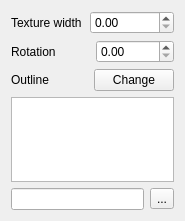
Before: the Qt Designer form src/ui/symbollayer/widget_svgfill.ui in qgis/QGIS, drawn with Qt 5.
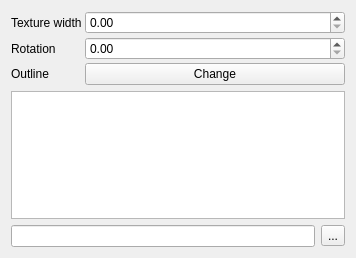
After: the same form once the commit is applied.

Commit message: Set all symbol ui to use form layout rather then custom grid layout for each one.  More consistent ui.

Diff of the .ui file:
```diff
--- a/src/ui/symbollayer/widget_svgfill.ui
+++ b/src/ui/symbollayer/widget_svgfill.ui
@@ -6,8 +6,8 @@
    <rect>
     <x>0</x>
     <y>0</y>
-    <width>185</width>
-    <height>221</height>
+    <width>356</width>
+    <height>258</height>
    </rect>
   </property>
   <property name="windowTitle">
@@ -15,51 +15,49 @@
   </property>
   <layout class="QGridLayout" name="gridLayout">
    <item row="0" column="0">
-    <layout class="QHBoxLayout" name="horizontalLayout_2">
-     <item>
+    <layout class="QFormLayout" name="formLayout">
+     <property name="horizontalSpacing">
+      <number>3</number>
+     </property>
+     <property name="verticalSpacing">
+      <number>3</number>
+     </property>
+     <item row="0" column="0">
       <widget class="QLabel" name="mTextureWidthLabel">
        <property name="text">
         <string>Texture width</string>
        </property>
       </widget>
      </item>
-     <item>
+     <item row="0" column="1">
       <widget class="QDoubleSpinBox" name="mTextureWidthSpinBox">
        <property name="maximum">
         <double>99999999.000000000000000</double>
        </property>
       </widget>
      </item>
-    </layout>
-   </item>
-   <item row="1" column="0">
-    <layout class="QHBoxLayout" name="horizontalLayout_3">
-     <item>
+     <item row="1" column="0">
       <widget class="QLabel" name="mRotationLabel">
        <property name="text">
         <string>Rotation</string>
        </property>
       </widget>
      </item>
-     <item>
+     <item row="1" column="1">
       <widget class="QDoubleSpinBox" name="mRotationSpinBox">
        <property name="maximum">
         <double>360.000000000000000</double>
        </property>
       </widget>
      </item>
-    </layout>
-   </item>
-   <item row="2" column="0">
-    <layout class="QHBoxLayout" name="horizontalLayout_4">
-     <item>
+     <item row="2" column="0">
       <widget class="QLabel" name="mOutlineLabel">
        <property name="text">
         <string>Outline</string>
        </property>
       </widget>
      </item>
-     <item>
+     <item row="2" column="1">
       <widget class="QPushButton" name="mChangeOutlinePushButton">
        <property name="text">
         <string>Change</string>
@@ -68,7 +66,7 @@
      </item>
     </layout>
    </item>
-   <item row="3" column="0">
+   <item row="1" column="0">
     <widget class="QListView" name="mSvgListView">
      <property name="flow">
       <enum>QListView::LeftToRight</enum>
@@ -84,7 +82,7 @@
      </property>
     </widget>
    </item>
-   <item row="4" column="0">
+   <item row="2" column="0">
     <layout class="QHBoxLayout" name="horizontalLayout">
      <item>
       <widget class="QLineEdit" name="mSVGLineEdit"/>
```
The commit also changes 11 other files.
